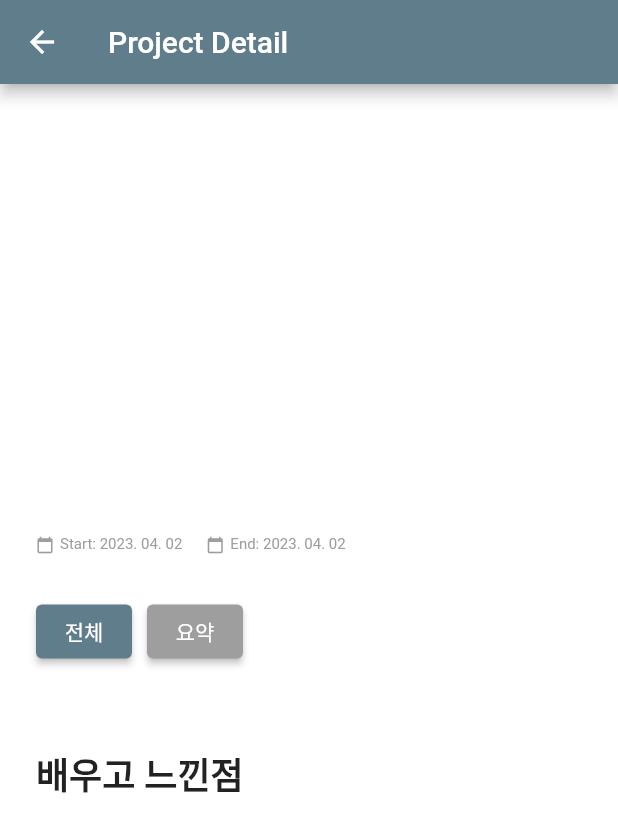
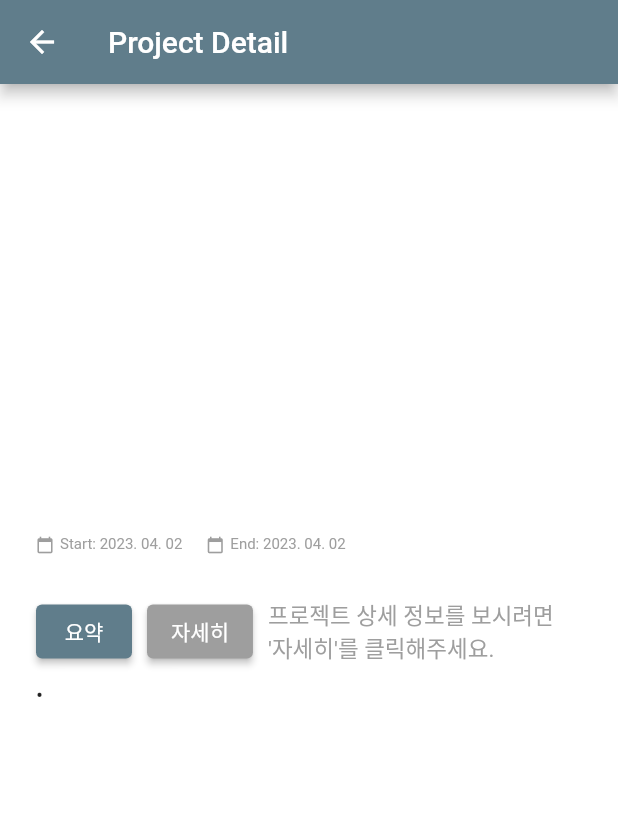
Before and after one commit to bbibbd/myPortFolio, a Flutter app: the ProjectDetailPage screen opened directly with empty values, on a phone screen of 412 x 824 dp. Shown: the top 832 px of the screen. Run offline on Flutter 3.47's test engine with Material 2 defaults, Android fonts, the phone set to English and light mode, and no system bars; drawn by our look-alikes of carousel_slider; our stand-ins replace cloud_firestore, firebase_core, photo_view; accounts and stored records are empty; network calls fail; statements that could not run were skipped.

Commit message:
remove gridview and modify ui of the listview

```diff
--- a/lib/project_detail.dart
+++ b/lib/project_detail.dart
@@ -19,7 +19,7 @@ class _ProjectDetailPageState extends State<ProjectDetailPage> {
   @override
   void initState() {
     super.initState();
-    _isSummary = false; // 초기값 설정
+    _isSummary = true; // 초기값 설정
   }
 
   Widget buildDate(Project project) {
@@ -134,7 +134,7 @@ class _ProjectDetailPageState extends State<ProjectDetailPage> {
                 ))
             .toList(),
         options: CarouselOptions(
-          height: isPortrait ? 200 : screenHeight * 0.38,
+          height: isPortrait ? 200 : screenHeight * 0.30,
           aspectRatio: 16 / 9,
           viewportFraction: 0.5,
           initialPage: 0,
@@ -212,10 +212,11 @@ class _ProjectDetailPageState extends State<ProjectDetailPage> {
         final paragraph = paragraphs[i];
         widgets.add(Text(
           paragraph.trim(),
-          style: TextStyle(fontSize: 20),
+          style: TextStyle(fontSize: 20, height: 1.6),
         ));
+
         if (i != paragraphs.length - 1) {
-          widgets.add(SizedBox(height: 10));
+          widgets.add(SizedBox(height: 16));
         }
       }
 
@@ -224,6 +225,35 @@ class _ProjectDetailPageState extends State<ProjectDetailPage> {
         children: widgets,
       );
     }
+
+    Widget buildBulletParagraph(String text, String delimiter) {
+      final paragraphs = text.split(delimiter);
+      final widgets = paragraphs.map((paragraph) => Text(
+        paragraph.trim(),
+        style: TextStyle(fontSize: 20, height: 1.5),
+      )).toList();
+
+      return Column(
+        crossAxisAlignment: CrossAxisAlignment.start,
+        children: [
+          for (var widget in widgets)
+            Column(
+              crossAxisAlignment: CrossAxisAlignment.start,
+              children: [
+                Row(
+                  crossAxisAlignment: CrossAxisAlignment.start,
+                  children: [
+                    Text("• "),
+                    Expanded(child: widget),
+                  ],
+                ),
+                SizedBox(height: 10),
+              ],
+            ),
+        ],
+      );
+    }
+
 
     return Scaffold(
       appBar: AppBar(
@@ -264,31 +294,39 @@ class _ProjectDetailPageState extends State<ProjectDetailPage> {
                   ElevatedButton(
                     onPressed: () {
                       setState(() {
-                        _isSummary = false;
+                        _isSummary = true;
                       });
                     },
-                    child: Text('전체'),
+                    child: Text('요약'),
                     style: ElevatedButton.styleFrom(
-                      primary: _isSummary ? Colors.grey : null,
+                      backgroundColor: !_isSummary ? Colors.grey : null,
                     ),
                   ),
                   SizedBox(width: 10,),
                   ElevatedButton(
                     onPressed: () {
                       setState(() {
-                        _isSummary = true;
+                        _isSummary = false;
                       });
                     },
-                    child: Text('요약'),
+                    child: Text('자세히'),
                     style: ElevatedButton.styleFrom(
-                      primary: !_isSummary ? Colors.grey : null,
+                      backgroundColor: _isSummary ? Colors.grey : null,
                     ),
                   ),
+                  SizedBox(width: 10,),
+                  Expanded(child: Text(
+                    "프로젝트 상세 정보를 보시려면 '자세히'를 클릭해주세요.",
+                    style: TextStyle(
+                      fontSize: 15,
+                      color: Colors.grey,
+                    ),
+                  ),)
                 ],
               ),
               SizedBox(height: 10),
               _isSummary
-                  ? buildParagraph(project.summary, "\\n\\n")
+                  ? buildBulletParagraph(project.summary, "\\n\\n")
                   : Column(
                       crossAxisAlignment: CrossAxisAlignment.start,
                       children: [
@@ -302,7 +340,7 @@ class _ProjectDetailPageState extends State<ProjectDetailPage> {
                           ),
                         ),
                         SizedBox(height: 20),
-                        buildParagraph(project.impression, "\n\n"),
+                        buildParagraph(project.impression, "\\n\\n"),
                       ],
                     ),
             ],
--- a/pubspec.yaml
+++ b/pubspec.yaml
@@ -47,6 +47,7 @@ dependencies:
   intl: ^0.18.0
   photo_view: ^0.14.0
   flutter_youtube: ^2.0.0+1
+  url_launcher_web: ^2.0.16
 
 dev_dependencies:
   flutter_test:
```
Also changed, not shown: lib/profiel_widget.dart (+8 -5 lines), lib/profile_detail_page.dart (+21 -7 lines), lib/project_list_page.dart (+156 -193 lines), firebase.json, pubspec.lock, 2 other files.
